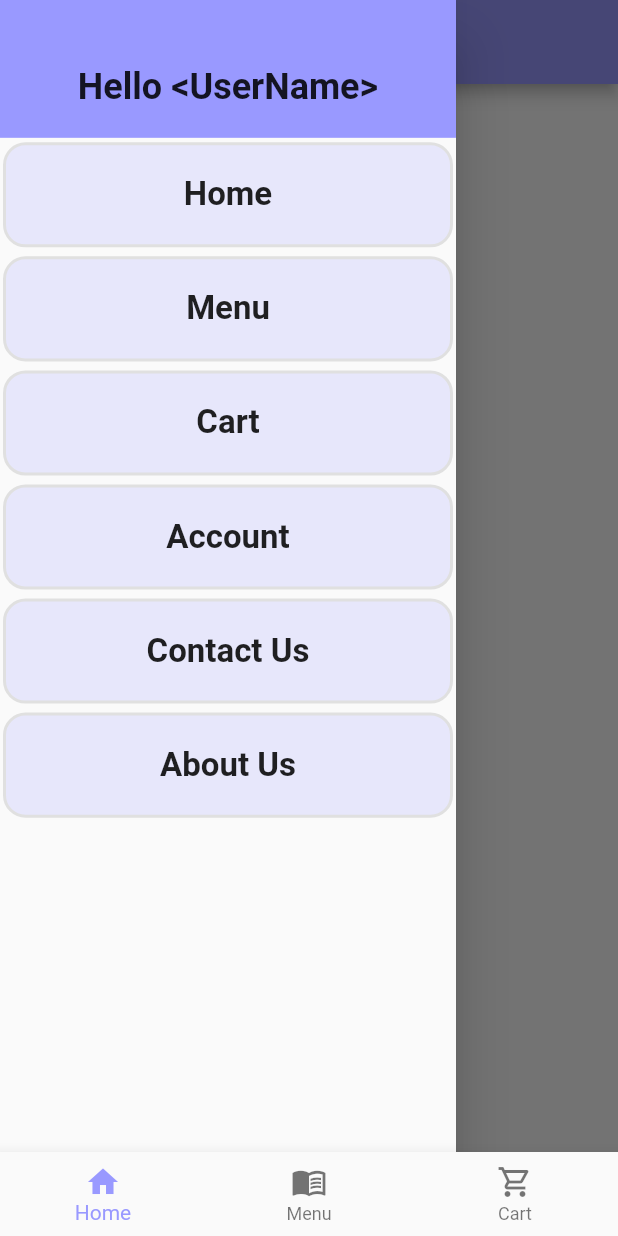
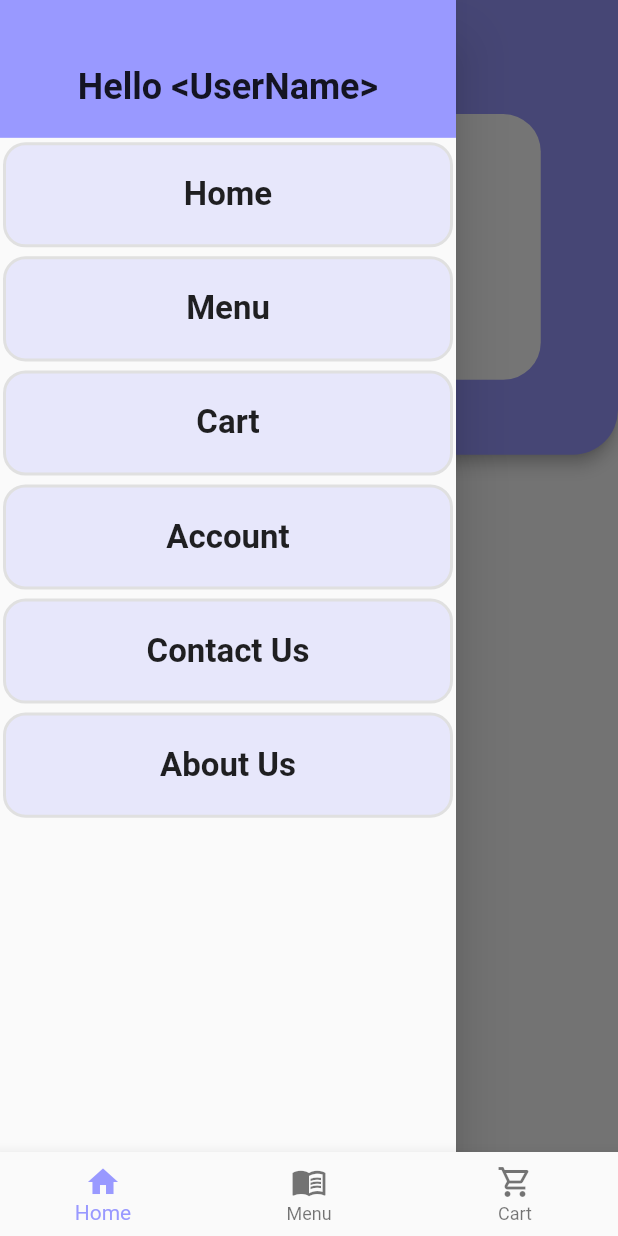
Before and after one commit to MohanpreetS/flutter_projects, a Flutter app: the screen it shows after launch, with the side drawer open, on a phone screen of 412 x 824 dp. Run offline on Flutter 3.47's test engine with Material 2 defaults, Android fonts, the phone set to English and light mode, and no system bars; our stand-ins replace shared_preferences, sticky_headers.

Commit message:
home screen appbar

```diff
--- a/rodhos/lib/screens/home_screen.dart
+++ b/rodhos/lib/screens/home_screen.dart
@@ -11,10 +11,33 @@ class HomeScreen extends StatefulWidget {
 class _HomeScreenState extends State<HomeScreen> {
   @override
   Widget build(BuildContext context) {
+    final mQuery = MediaQuery.of(context);
     return Scaffold(
       drawer: MainDrawer(),
       appBar: AppBar(
         title: Text('Rodhos'),
+        centerTitle: true,
+        shape: RoundedRectangleBorder(
+            borderRadius: BorderRadius.only(
+          bottomLeft: Radius.circular(30),
+          bottomRight: Radius.circular(30),
+        )),
+        bottom: PreferredSize(
+          preferredSize: Size.fromHeight(mQuery.size.height * 0.3),
+          child: Container(
+            height: mQuery.size.height * 0.215,
+            width: mQuery.size.width * 0.75,
+            decoration: BoxDecoration(
+              color: Colors.white,
+              borderRadius: BorderRadius.circular(25),
+            ),
+            margin: EdgeInsets.only(
+              bottom: 50,
+              left: 50,
+              right: 50,
+            ),
+          ),
+        ),
       ),
       body: Center(
         child: Text('Home'),
--- a/rodhos/lib/widgets/dish_tile.dart
+++ b/rodhos/lib/widgets/dish_tile.dart
@@ -48,7 +48,7 @@ class DishTile extends StatelessWidget {
                     ),
                   ),
                   SizedBox(
-                    width: MediaQuery.of(context).size.width * 0.55,
+                    width: MediaQuery.of(context).size.width * 0.53,
                   )
                 ],
               ),
```
Also changed, not shown: rodhos/lib/screens/cart_screen.dart (+8 -3 lines).
